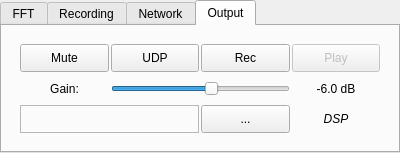
The window that src/qtgui/dockaudio.ui (shawnj007/gqrx-touch) describes before a commit, drawn with Qt 5.
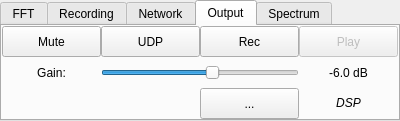
The same window after the commit. The open tabs and pages were chosen to show the change. Icons and pictures are not drawn. Custom widgets are drawn as their Qt base class.

Commit message: Form sizes reduction

```diff
--- a/src/qtgui/dockaudio.ui
+++ b/src/qtgui/dockaudio.ui
@@ -7,7 +7,7 @@
     <x>0</x>
     <y>0</y>
     <width>400</width>
-    <height>153</height>
+    <height>121</height>
    </rect>
   </property>
   <property name="sizePolicy">
@@ -19,7 +19,7 @@
   <property name="minimumSize">
    <size>
     <width>400</width>
-    <height>153</height>
+    <height>121</height>
    </size>
   </property>
   <property name="maximumSize">
@@ -477,14 +477,44 @@
         <string>Output</string>
        </attribute>
        <layout class="QVBoxLayout" name="verticalLayout_6">
+        <property name="spacing">
+         <number>0</number>
+        </property>
+        <property name="leftMargin">
+         <number>0</number>
+        </property>
+        <property name="topMargin">
+         <number>0</number>
+        </property>
+        <property name="rightMargin">
+         <number>0</number>
+        </property>
+        <property name="bottomMargin">
+         <number>0</number>
+        </property>
         <item>
          <widget class="QFrame" name="frame_output">
           <layout class="QGridLayout" name="gridLayout">
+           <property name="leftMargin">
+            <number>0</number>
+           </property>
+           <property name="topMargin">
+            <number>0</number>
+           </property>
+           <property name="rightMargin">
+            <number>0</number>
+           </property>
+           <property name="bottomMargin">
+            <number>0</number>
+           </property>
            <property name="spacing">
-            <number>2</number>
+            <number>0</number>
            </property>
            <item row="0" column="0">
             <layout class="QGridLayout" name="gridLayout_6">
+             <property name="spacing">
+              <number>0</number>
+             </property>
              <item row="0" column="0">
               <widget class="QPushButton" name="audioMuteButton">
                <property name="sizePolicy">
@@ -785,7 +815,34 @@
                </property>
               </widget>
              </item>
-             <item row="2" column="0" colspan="2">
+            </layout>
+           </item>
+          </layout>
+         </widget>
+        </item>
+       </layout>
+      </widget>
+      <widget class="QWidget" name="tab">
+       <attribute name="title">
+        <string>Spectrum</string>
+       </attribute>
+       <layout class="QGridLayout" name="gridLayout_3">
+        <property name="leftMargin">
+         <number>0</number>
+        </property>
+        <property name="topMargin">
+         <number>0</number>
+        </property>
+        <property name="rightMargin">
+         <number>0</number>
+        </property>
+        <property name="bottomMargin">
+         <number>0</number>
+        </property>
+        <property name="spacing">
+         <number>0</number>
+        </property>
+        <item row="0" column="0">
               <widget class="CPlotter" name="audioSpectrum">
                <property name="sizePolicy">
                 <sizepolicy hsizetype="MinimumExpanding" vsizetype="Preferred">
@@ -814,11 +871,6 @@
                <property name="frameShadow">
                 <enum>QFrame::Raised</enum>
                </property>
-              </widget>
-             </item>
-            </layout>
-           </item>
-          </layout>
          </widget>
         </item>
        </layout>
```
Left out of the diff: 59 changed lines with no effect on the pictures. Lines whose indentation alone changed are shown as unchanged. The commit also changes 3 other files.
